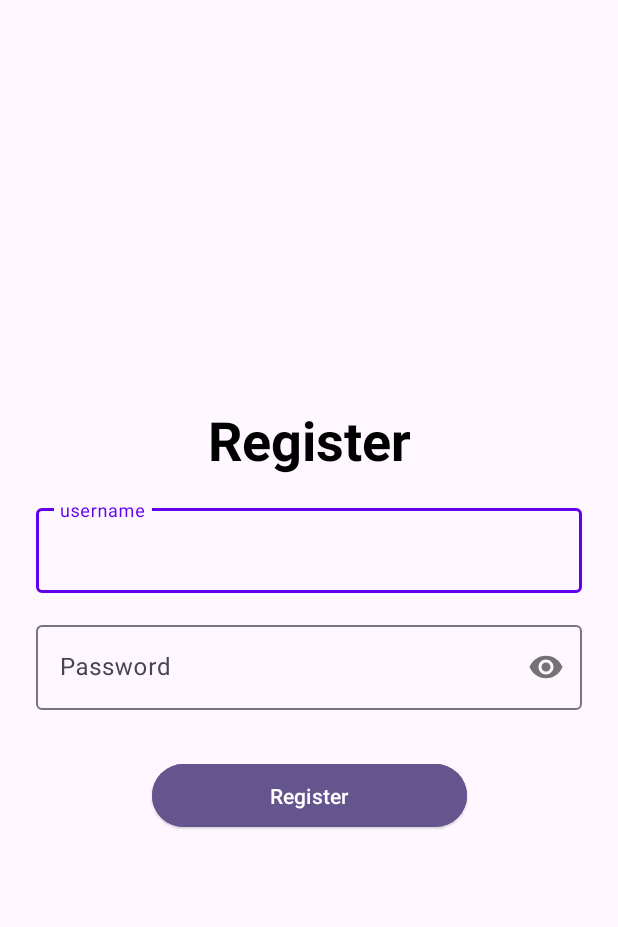
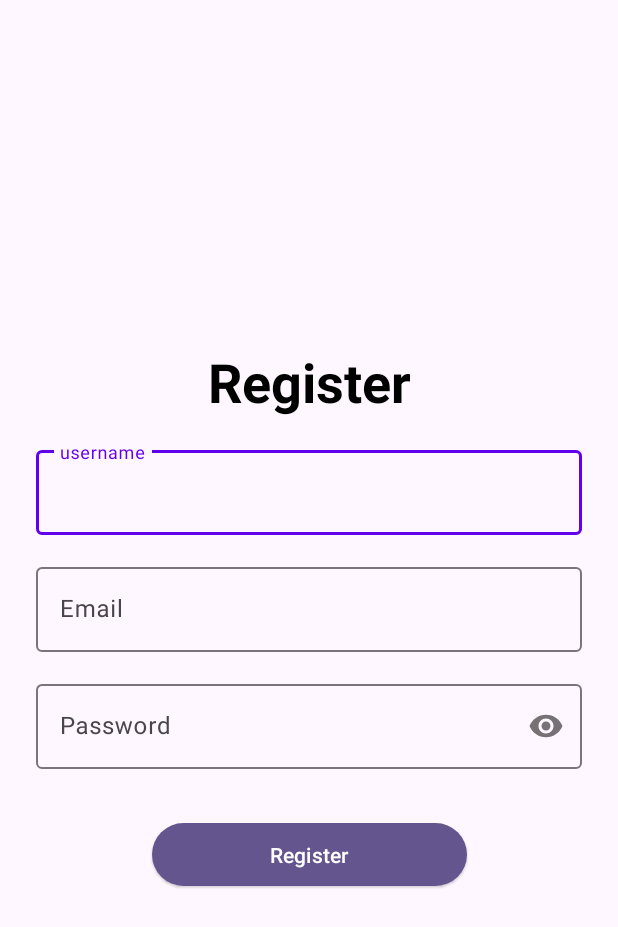
Before and after one commit to FallAPI/PaperTrail-App, an Android app: the layout activity_register.xml on its own in the app's theme, with its tools: preview values and no code run, on a phone screen of 412 x 824 dp. Shown: the top 927 px of the screen. Run offline under Robolectric (Android 15) with nearby library versions, the light colour scheme and no system bars.

Commit message:
add login and register method

```diff
--- a/app/src/main/AndroidManifest.xml
+++ b/app/src/main/AndroidManifest.xml
@@ -18,7 +18,7 @@
             android:name=".ui.standalone.AddPDFActivity"
             android:exported="false" />
         <activity
-            android:name=".MainActivity"
+            android:name=".ui.auth.RegisterActivity"
             android:exported="true"
             android:label="@string/app_name">
             <intent-filter>
@@ -27,6 +27,8 @@
                 <category android:name="android.intent.category.LAUNCHER" />
             </intent-filter>
         </activity>
+        <activity android:name=".ui.auth.LoginActivity" android:exported="false"/>
+        <activity android:name=".MainActivity" android:exported="false"/>
     </application>
 
 </manifest>
--- a/app/src/main/java/com/group2/papertrail/database/DatabaseManager.java
+++ b/app/src/main/java/com/group2/papertrail/database/DatabaseManager.java
@@ -7,6 +7,7 @@ import android.util.Log;
 
 import com.group2.papertrail.dao.CategoryDAO;
 import com.group2.papertrail.dao.PDFDAO;
+import com.group2.papertrail.dao.UserDAO;
 import com.group2.papertrail.util.ThumbnailManager;
 
 import java.util.concurrent.ExecutorService;
@@ -39,12 +40,14 @@ public class DatabaseManager extends SQLiteOpenHelper {
     public void onCreate(SQLiteDatabase db) {
         db.execSQL(CategoryDAO.CREATE_TABLE);
         db.execSQL(PDFDAO.CREATE_TABLE);
+        db.execSQL(UserDAO.CREATE_TABLE);
     }
 
     @Override
     public void onUpgrade(SQLiteDatabase db, int i, int i1) {
         db.execSQL("DROP TABLE IF EXISTS " + PDFDAO.TABLE_NAME);
         db.execSQL("DROP TABLE IF EXISTS " + CategoryDAO.TABLE_NAME);
+        db.execSQL("DROP TABLE IF EXISTS " + UserDAO.TABLE_NAME);
         onCreate(db);
     }
 
@@ -58,6 +61,7 @@ public class DatabaseManager extends SQLiteOpenHelper {
                 // Drop all tables
                 db.execSQL("DROP TABLE IF EXISTS " + PDFDAO.TABLE_NAME);
                 db.execSQL("DROP TABLE IF EXISTS " + CategoryDAO.TABLE_NAME);
+                db.execSQL("DROP TABLE IF EXISTS " + UserDAO.TABLE_NAME);
 
                 // Delete thumbnails
                 var directory = this.ctx.getFilesDir();
--- a/app/src/main/res/layout/activity_login.xml
+++ b/app/src/main/res/layout/activity_login.xml
@@ -66,7 +66,7 @@
         android:text="Login"
         android:textColor="@color/white"
         style="@style/Widget.Material3.Button.ElevatedButton"
-        tools:backgroundTint="@color/primary"
+        app:backgroundTint="@color/primary"
         app:layout_constraintBottom_toBottomOf="parent"
         app:layout_constraintEnd_toEndOf="parent"
         app:layout_constraintStart_toStartOf="parent"
--- a/app/src/main/res/layout/activity_register.xml
+++ b/app/src/main/res/layout/activity_register.xml
@@ -26,7 +26,7 @@
         android:layout_height="wrap_content"
         android:layout_marginTop="16dp"
         android:hint="username"
-        app:layout_constraintBottom_toTopOf="@+id/textInputPassword"
+        app:layout_constraintBottom_toTopOf="@+id/TextInputEmail"
         app:layout_constraintEnd_toEndOf="parent"
         app:layout_constraintStart_toStartOf="parent"
         app:layout_constraintTop_toBottomOf="@+id/Login">
@@ -40,15 +40,34 @@
     </com.google.android.material.textfield.TextInputLayout>
 
     <com.google.android.material.textfield.TextInputLayout
+        android:id="@+id/TextInputEmail"
+        android:layout_width="0dp"
+        android:layout_height="wrap_content"
+        android:layout_marginTop="16dp"
+        android:hint="Email"
+        app:layout_constraintBottom_toTopOf="@+id/textInputPassword"
+        app:layout_constraintEnd_toEndOf="parent"
+        app:layout_constraintStart_toStartOf="parent"
+        app:layout_constraintTop_toBottomOf="@+id/TextInputUsername">
+
+        <com.google.android.material.textfield.TextInputEditText
+            android:id="@+id/etEmail"
+            android:layout_width="match_parent"
+            android:layout_height="wrap_content"
+            android:inputType="textEmailAddress"/>
+
+    </com.google.android.material.textfield.TextInputLayout>
+
+    <com.google.android.material.textfield.TextInputLayout
         android:id="@+id/textInputPassword"
         android:layout_width="0dp"
         android:layout_height="wrap_content"
         android:layout_marginTop="16dp"
         android:hint="Password"
-        app:layout_constraintBottom_toTopOf="@+id/btnLogin"
+        app:layout_constraintBottom_toTopOf="@+id/btnRegister"
         app:layout_constraintEnd_toEndOf="parent"
         app:layout_constraintStart_toStartOf="parent"
-        app:layout_constraintTop_toBottomOf="@+id/TextInputUsername"
+        app:layout_constraintTop_toBottomOf="@+id/TextInputEmail"
         app:passwordToggleEnabled="true">
 
         <com.google.android.material.textfield.TextInputEditText
@@ -59,14 +78,14 @@
     </com.google.android.material.textfield.TextInputLayout>
 
     <Button
-        android:id="@+id/btnLogin"
+        android:id="@+id/btnRegister"
         android:layout_width="210dp"
         android:layout_height="50dp"
         android:layout_marginTop="32dp"
         android:text="Register"
         android:textColor="@color/white"
         style="@style/Widget.Material3.Button.ElevatedButton"
-        tools:backgroundTint="@color/primary"
+        app:backgroundTint="@color/primary"
         app:layout_constraintBottom_toBottomOf="parent"
         app:layout_constraintEnd_toEndOf="parent"
         app:layout_constraintStart_toStartOf="parent"
--- a/app/src/main/res/values/colors.xml
+++ b/app/src/main/res/values/colors.xml
@@ -8,4 +8,5 @@
     <color name="black">#FF000000</color>
     <color name="white">#FFFFFFFF</color>
     <color name="primary">#65558F</color>
+    <color name="splash_background">#2196F3</color>
 </resources>
--- a/app/src/main/res/values/strings.xml
+++ b/app/src/main/res/values/strings.xml
@@ -1,5 +1,7 @@
 <resources>
     <string name="app_name">PaperTrail</string>
+    <string name="app_tagline">Organize your documents with ease</string>
+    <string name="app_logo">App Logo</string>
     <string name="title_home">Home</string>
     <string name="title_library">Library</string>
     <string name="title_notifications">Notifications</string>
```
Also changed, not shown: app/src/main/java/com/group2/papertrail/dao/UserDAO.java (+55 -7 lines), app/src/main/java/com/group2/papertrail/model/User.java (+9 -0 lines).
